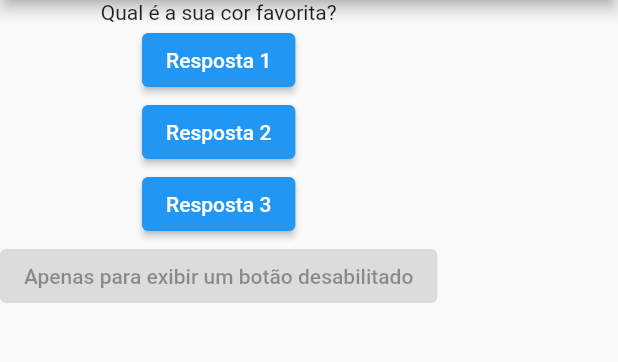
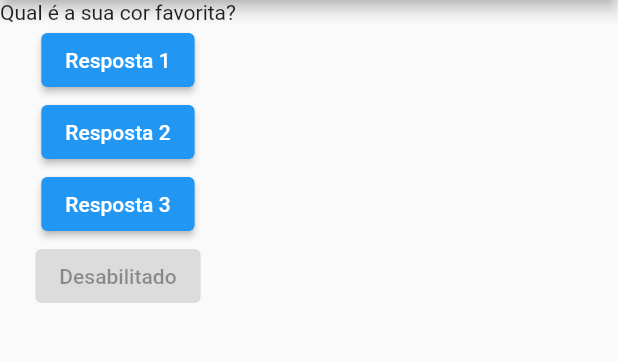
Before and after one commit to pedropgtorres/Quiz, a Flutter app: the screen it shows after launch, on a phone screen of 412 x 824 dp, the part 84-446 px from its top. Run offline on Flutter 3.47's test engine with Material 2 defaults, Android fonts, the phone set to English and light mode, and no system bars.

Commit message:
não fiz nada

```diff
--- a/quiz/lib/main.dart
+++ b/quiz/lib/main.dart
@@ -40,7 +40,7 @@ class PerguntaApp extends StatelessWidget{
             ),
             ElevatedButton(
                 onPressed: null,
-                child: Text('Apenas para exibir um botão desabilitado')
+                child: Text('Desabilitado')
             )
           ],
         ),
```
